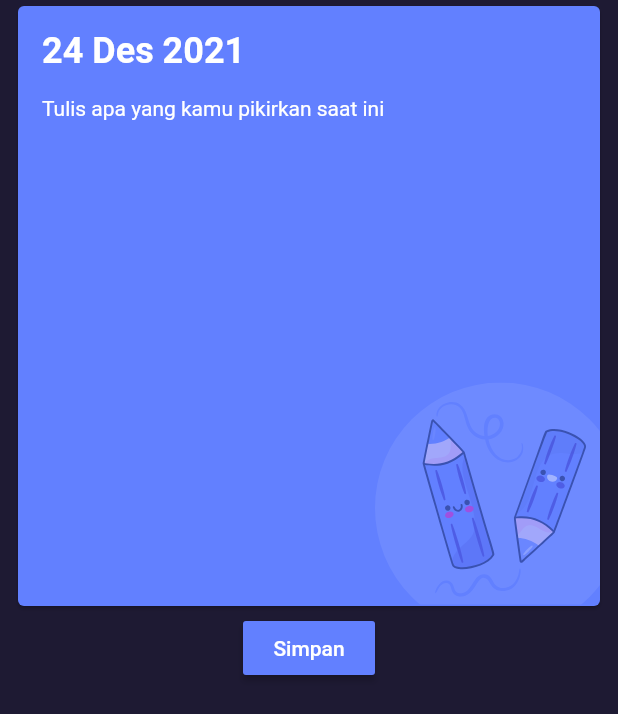
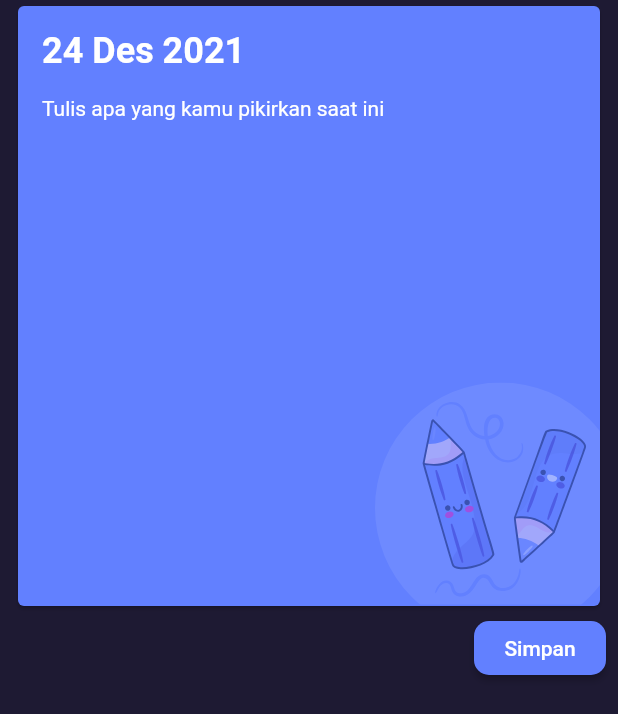
Before and after one commit to denicahyawintaka/DiaryApp, a Flutter app: the screen it shows after launch, on a phone screen of 412 x 824 dp. Shown: the top 714 px of the screen. Run offline on Flutter 3.47's test engine with Material 2 defaults, Android fonts, the phone set to English and light mode, and no system bars; our stand-ins replace flutter_svg.

Commit message:
rounded button

```diff
--- a/lib/screen/DiaryPage.dart
+++ b/lib/screen/DiaryPage.dart
@@ -15,12 +15,21 @@ class _DiaryPageState extends State<DiaryPage> {
       child: Scaffold(
         backgroundColor: Color(0xFF1E1A33),
         body: Column(
+          crossAxisAlignment: CrossAxisAlignment.end,
           children: [
             diaryField("Umum", "assets/images/ic_umum.svg", Color(0xFF6280FF)),
-            RaisedButton(
-              onPressed: () => {},
-              child: Text("Simpan", style: TextStyle(fontSize: 14, color: Colors.white),),
-              color: Color(0xFF6280FF),
+            Padding(
+              padding: EdgeInsets.only(right: 8.0),
+              child: RaisedButton(
+                onPressed: () => {},
+                shape: RoundedRectangleBorder(
+                    borderRadius: BorderRadius.circular(10)),
+                child: Text(
+                  "Simpan",
+                  style: TextStyle(fontSize: 14, color: Colors.white),
+                ),
+                color: Color(0xFF6280FF),
+              ),
             )
           ],
         ),
```
